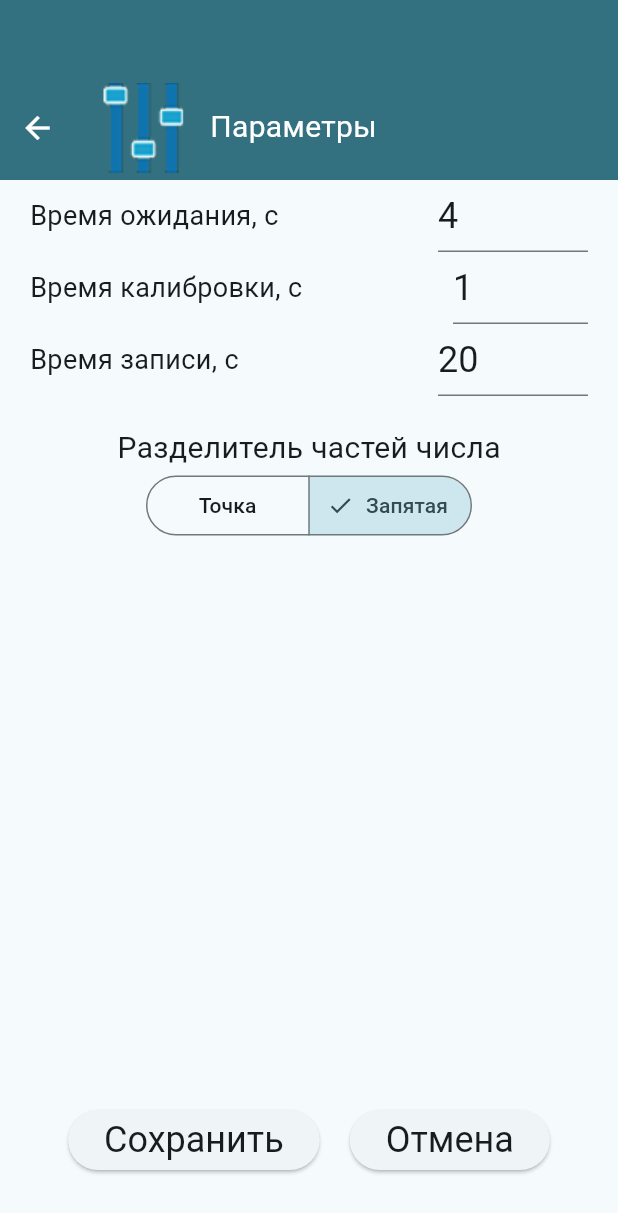
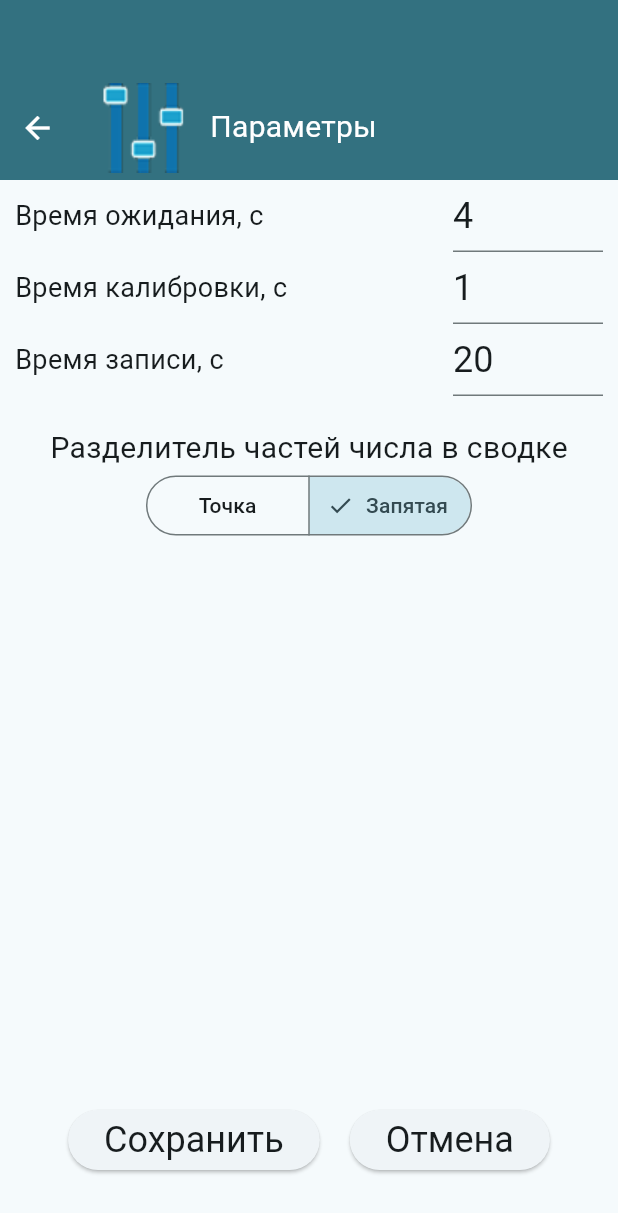
Before and after one commit to grigp/monitor_fso, a Flutter app: the SettingsScreen screen opened by its route, on a phone screen of 412 x 824 dp. Shown: the top 1213 px of the screen. Run offline on Flutter 3.47's test engine with Material 3 defaults, Android fonts, the phone set to English and light mode, and no system bars; our stand-ins replace audioplayers, device_info_plus, flutter_bloc, flutter_secure_storage, get_it, sensors_plus and 2 more; missing offline and left inert: number_text_input_formatter; accounts and stored records are empty.

Commit message:
Привел в порядок окно настроек

```diff
--- a/lib/features/settings_screen/view/settings_screen.dart
+++ b/lib/features/settings_screen/view/settings_screen.dart
@@ -73,7 +73,7 @@ class _SettingsScreenState extends State<SettingsScreen> {
           ),
           Row(
             children: [
-              const SizedBox(width: 20),
+              const SizedBox(width: 10),
               const Text(
                 'Время ожидания, с',
                 textScaler: TextScaler.linear(1.0),
@@ -102,12 +102,12 @@ class _SettingsScreenState extends State<SettingsScreen> {
                     keyboardType: TextInputType.number,
                   ),
                 ),
-              const SizedBox(width: 20),
+              const SizedBox(width: 10),
             ],
           ),
           Row(
             children: [
-              const SizedBox(width: 20),
+              const SizedBox(width: 10),
               const Text(
                 'Время калибровки, с',
                 textScaler: TextScaler.linear(1.0),
@@ -116,7 +116,7 @@ class _SettingsScreenState extends State<SettingsScreen> {
               const Spacer(),
               if (_isReady)
                 SizedBox(
-                  width: 90,
+                  width: 100,
                   child: TextField(
                     controller: _textTimeCalibr,
                     style: Theme.of(context).textTheme.headlineSmall,
@@ -136,12 +136,12 @@ class _SettingsScreenState extends State<SettingsScreen> {
                     keyboardType: TextInputType.number,
                   ),
                 ),
-              const SizedBox(width: 20),
+              const SizedBox(width: 10),
             ],
           ),
           Row(
             children: [
-              const SizedBox(width: 20),
+              const SizedBox(width: 10),
               const Text(
                 'Время записи, с',
                 textScaler: TextScaler.linear(1.0),
@@ -170,12 +170,12 @@ class _SettingsScreenState extends State<SettingsScreen> {
                     keyboardType: TextInputType.number,
                   ),
                 ),
-              const SizedBox(width: 20),
+              const SizedBox(width: 10),
             ],
           ),
           const SizedBox(height: 20),
           const Text(
-            'Разделитель частей числа',
+            'Разделитель частей числа в сводке',
             textScaler: TextScaler.linear(1.0),
             style: TextStyle(fontSize: 20),
           ),
```
Also changed, not shown: 1 other file.
